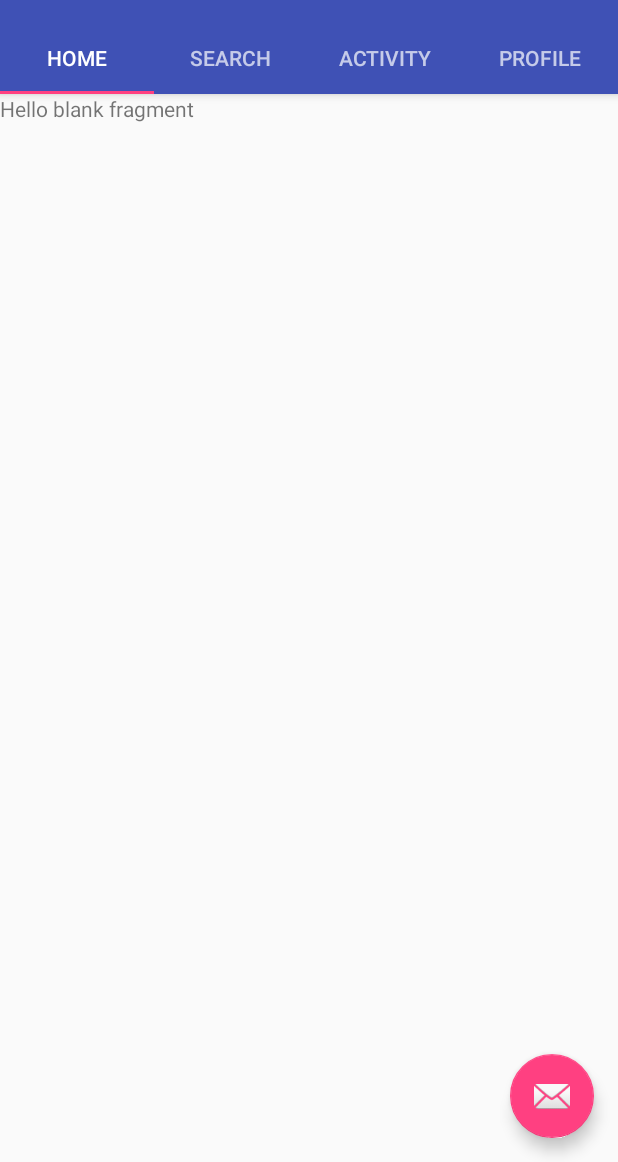
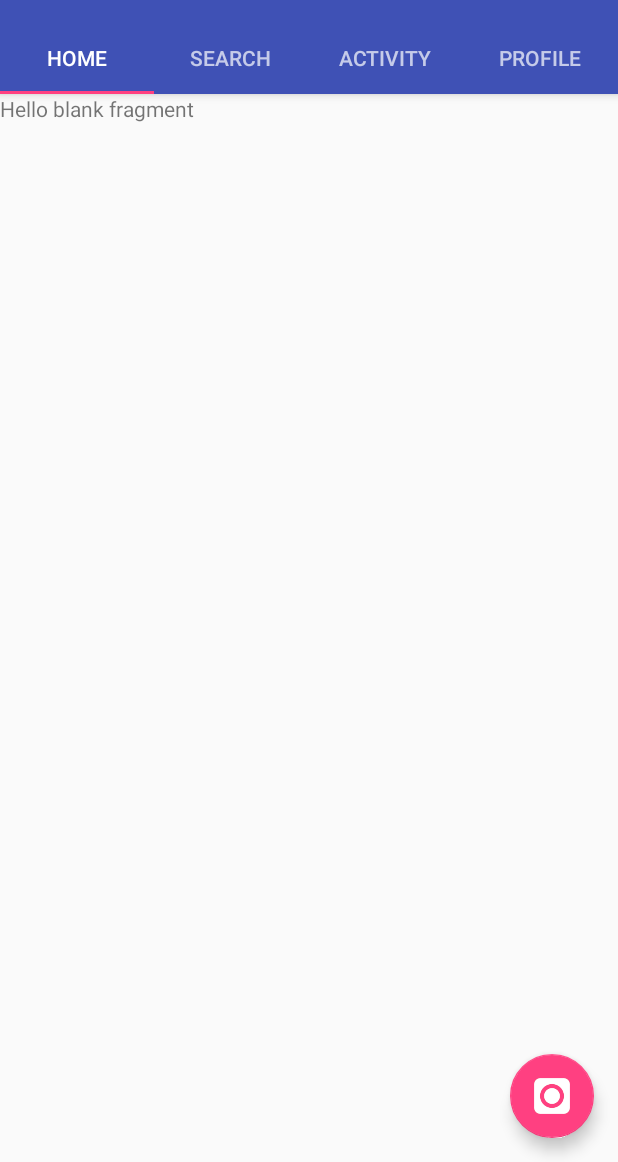
Before and after one commit to ArminAg/android-tabbed-fullscreen, an Android app: the screen it shows after launch (MainActivity), on a phone screen of 412 x 824 dp, the part 74-1236 px from its top. Run offline under Robolectric (Android 15) with nearby library versions, the phone set to English and light mode, and no system bars.

Commit message:
Add Drawable for FloatingActionButton

```diff
--- a/app/src/main/java/solutions/hedron/android_tabbed_fullscreen/activities/MainActivity.java
+++ b/app/src/main/java/solutions/hedron/android_tabbed_fullscreen/activities/MainActivity.java
@@ -3,6 +3,7 @@ package solutions.hedron.android_tabbed_fullscreen.activities;
 import android.support.design.widget.TabLayout;
 import android.support.design.widget.FloatingActionButton;
 import android.support.design.widget.Snackbar;
+import android.support.v4.content.ContextCompat;
 import android.support.v7.app.AppCompatActivity;
 import android.support.v7.widget.Toolbar;
 
@@ -61,6 +62,7 @@ public class MainActivity extends AppCompatActivity {
         tabLayout.setupWithViewPager(mViewPager);
 
         FloatingActionButton fab = (FloatingActionButton) findViewById(R.id.fab);
+        fab.setImageDrawable(ContextCompat.getDrawable(getBaseContext(), R.drawable.new_post_button));
         fab.setOnClickListener(new View.OnClickListener() {
             @Override
             public void onClick(View view) {
```
Also changed, not shown: app/src/main/res/drawable/new_post_button.png (added).
